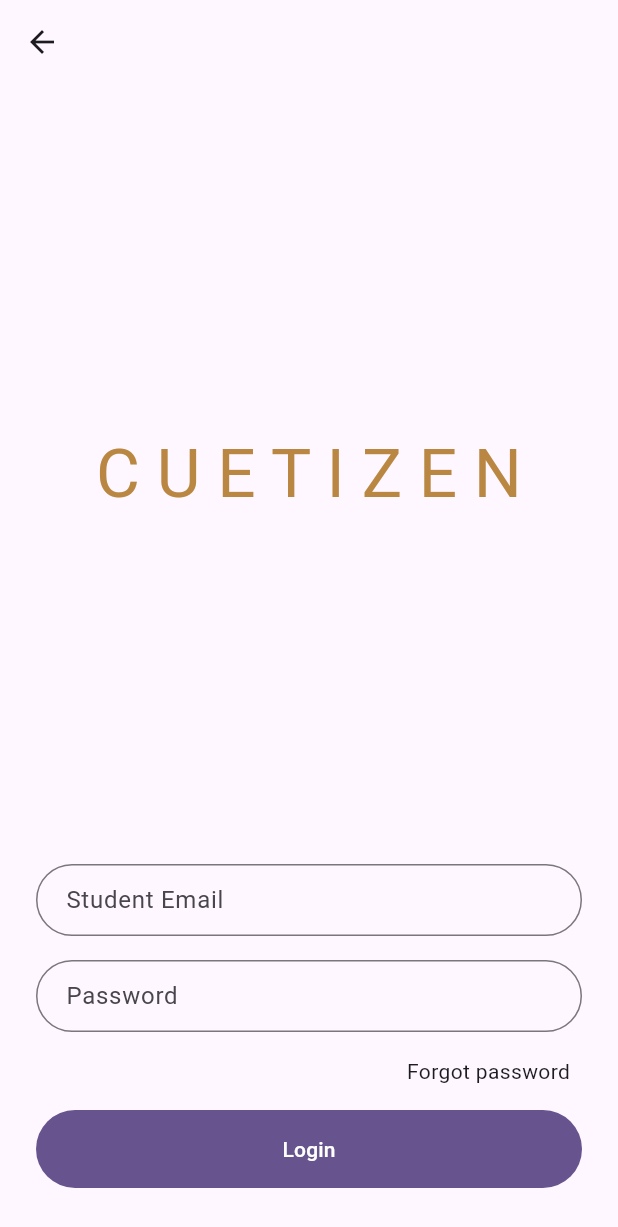
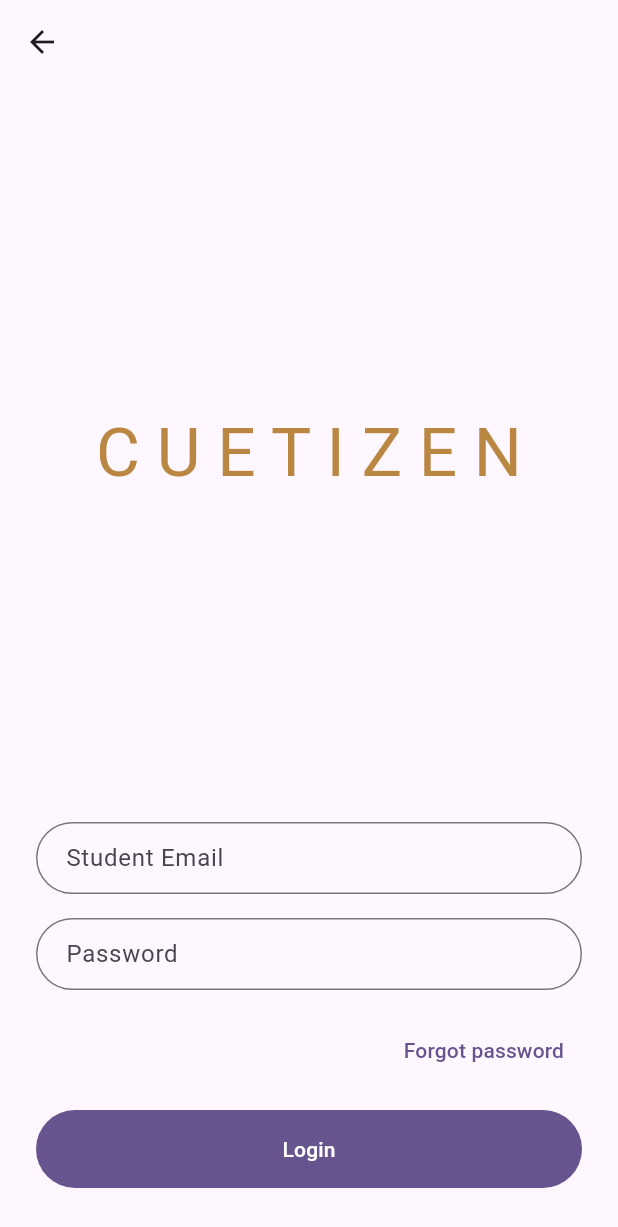
Before and after one commit to cuet-dev-corpse/cuet_book, a Flutter app: the screen it shows after launch, after a tap on "Login with Student ID", on a phone screen of 412 x 824 dp. Shown: the top 1227 px of the screen. Run offline on Flutter 3.47's test engine with Material 2 defaults, Android fonts, the phone set to English and light mode, and no system bars.

Commit message:
♻️ Replace Text with TextButton

```diff
--- a/lib/screens/login_screen.dart
+++ b/lib/screens/login_screen.dart
@@ -62,14 +62,13 @@
             Row(
               mainAxisAlignment: MainAxisAlignment.end,
               children: [
-                GestureDetector(
+                TextButton(
                   child: const Text("Forgot password"),
-                  onTap: () {
+                  onPressed: () {
                     ScaffoldMessenger.of(context).showSnackBar(const SnackBar(
                         content: Text("Feature not implimented yet")));
                   },
                 ),
-                const SizedBox(width: 8),
               ],
             ),
             const SizedBox(height: 2 * kSpacing),
--- a/lib/screens/welcome_screen.dart
+++ b/lib/screens/welcome_screen.dart
@@ -53,12 +53,16 @@
               mainAxisAlignment: MainAxisAlignment.center,
               children: [
                 const Text("Don't have an account?"),
-                const SizedBox(width: kSpacing),
-                Text(
-                  "Sign up",
-                  style: TextStyle(
-                    fontWeight: FontWeight.bold,
-                    color: Theme.of(context).primaryColor,
+                TextButton(
+                  onPressed: () {
+                    ScaffoldMessenger.of(context).showSnackBar(const SnackBar(
+                        content: Text("Feature not implimented yet")));
+                  },
+                  child: Text(
+                    "Sign up",
+                    style: TextStyle(
+                      color: Theme.of(context).primaryColor,
+                    ),
                   ),
                 ),
               ],
```
